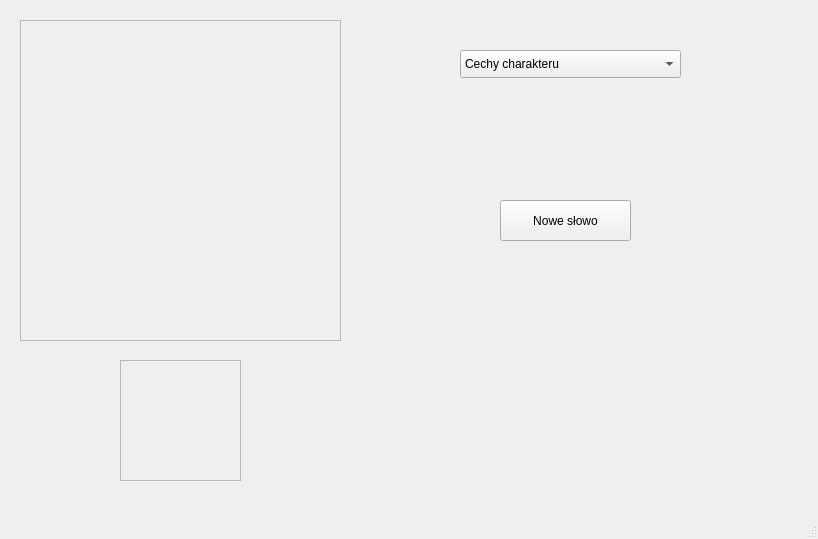
First picture: the form in src/mainwindow.ui, repository worthy11/PP2Project, before the edit.
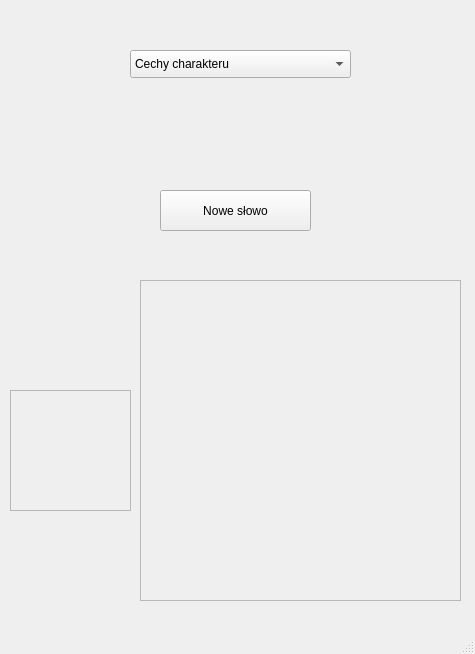
Second picture: the form after the edit.

```diff
--- a/src/mainwindow.ui
+++ b/src/mainwindow.ui
@@ -6,8 +6,8 @@
    <rect>
     <x>0</x>
     <y>0</y>
-    <width>818</width>
-    <height>539</height>
+    <width>475</width>
+    <height>654</height>
    </rect>
   </property>
   <property name="windowTitle">
@@ -17,8 +17,8 @@
    <widget class="QFrame" name="VideoFrame">
     <property name="geometry">
      <rect>
-      <x>20</x>
-      <y>20</y>
+      <x>140</x>
+      <y>280</y>
       <width>321</width>
       <height>321</height>
      </rect>
@@ -44,9 +44,9 @@
    <widget class="QPushButton" name="WordGenerator">
     <property name="geometry">
      <rect>
-      <x>500</x>
-      <y>200</y>
-      <width>131</width>
+      <x>160</x>
+      <y>190</y>
+      <width>151</width>
       <height>41</height>
      </rect>
     </property>
@@ -57,8 +57,8 @@
    <widget class="QFrame" name="TipFrame">
     <property name="geometry">
      <rect>
-      <x>120</x>
-      <y>360</y>
+      <x>10</x>
+      <y>390</y>
       <width>121</width>
       <height>121</height>
      </rect>
@@ -84,7 +84,7 @@
    <widget class="QComboBox" name="CategoryPicker">
     <property name="geometry">
      <rect>
-      <x>460</x>
+      <x>130</x>
       <y>50</y>
       <width>221</width>
       <height>28</height>
@@ -151,16 +151,15 @@
      </property>
     </item>
    </widget>
-   <widget class="QWidget" name="horizontalLayoutWidget">
+   <widget class="QWidget" name="WordDisplay" native="true">
     <property name="geometry">
      <rect>
-      <x>420</x>
-      <y>100</y>
-      <width>291</width>
+      <x>50</x>
+      <y>90</y>
+      <width>371</width>
       <height>80</height>
      </rect>
     </property>
-    <layout class="QHBoxLayout" name="WordDisplay"/>
    </widget>
   </widget>
   <widget class="QMenuBar" name="menubar">
```
Left out of the diff: 4 changed lines with no effect on the pictures.
